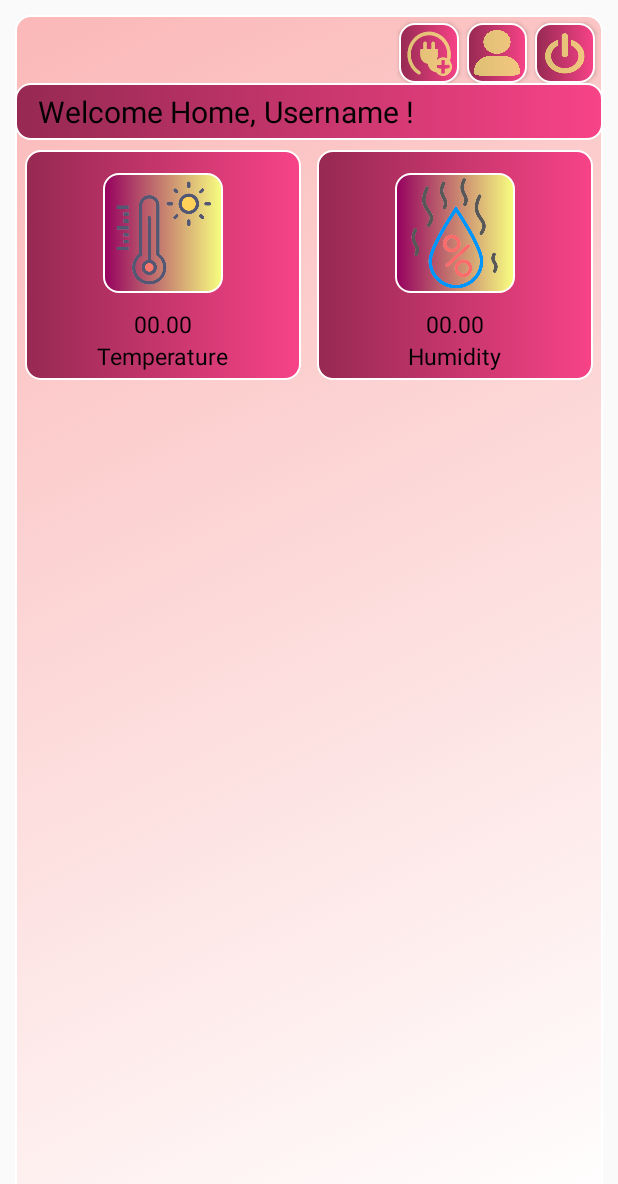
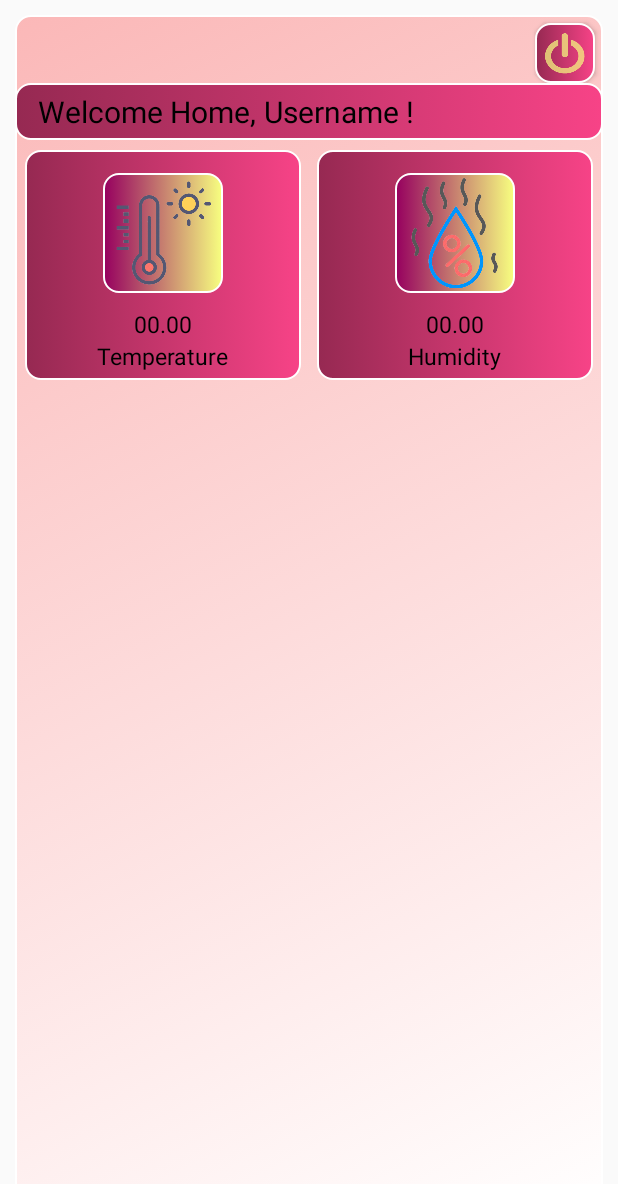
Before and after one commit to shidandev/WeHome, an Android app: the Dashboard screen opened directly, with no data from a screen before it, on a phone screen of 412 x 824 dp. Shown: the top 1184 px of the screen. Run offline under Robolectric (Android 15) with nearby library versions, the phone set to English and light mode, and no system bars; our stand-ins replace Firebase (no records; nobody signed in at launch, a user with empty details on screens opened directly); libraries missing offline, so code that uses them is left out: com.mohammedalaa.seekbar, com.zcw.togglebutton; plain views replace RangeSeekBarView, ToggleButton; 3 statements that could not run were skipped.

Commit message:
set user type login

```diff
--- a/app/src/main/java/com/example/wehome/Dashboard.java
+++ b/app/src/main/java/com/example/wehome/Dashboard.java
@@ -40,7 +40,7 @@ public class Dashboard extends AppCompatActivity {
     ListView lv;
     TextView temperature_reading;
     TextView humidity_reading;
-    Button logout_btn;
+    Button logout_btn,user_list_btn,add_device_btn;
     int counter = 0;
 
     ArrayList<Device> devices = new ArrayList<>();
@@ -67,12 +67,37 @@ public class Dashboard extends AppCompatActivity {
         lv = (ListView) findViewById(R.id.list_dynamic_item);
         logout_btn = (Button) findViewById(R.id.logout_btn);
 
+        user_list_btn = (Button)findViewById(R.id.user_list_btn);
+        add_device_btn = (Button)findViewById(R.id.add_device_btn);
+
+        if(current_user.getType()!=null)
+        {
+            if(current_user.getType().equals("admin"))
+            {
+                user_list_btn.setVisibility(View.VISIBLE);
+                add_device_btn.setVisibility(View.VISIBLE);
+            }
+            else
+            {
+                user_list_btn.setVisibility(View.GONE);
+                add_device_btn.setVisibility(View.GONE);
+            }
+        }
+        else
+        {
+            user_list_btn.setVisibility(View.GONE);
+            add_device_btn.setVisibility(View.GONE);
+        }
+
 
         try {
+
             user_fullname.setText(current_user.getFullname());
 
+
+
         } catch (Exception e) {
-            e.getLocalizedMessage();
+            Log.d("try",e.getLocalizedMessage());
         }
         getDevices();
 
```
Also changed, not shown: app/src/main/java/com/example/wehome/MainActivity.java (+35 -1 lines), app/src/main/java/com/example/wehome/model/User.java (+14 -4 lines).
